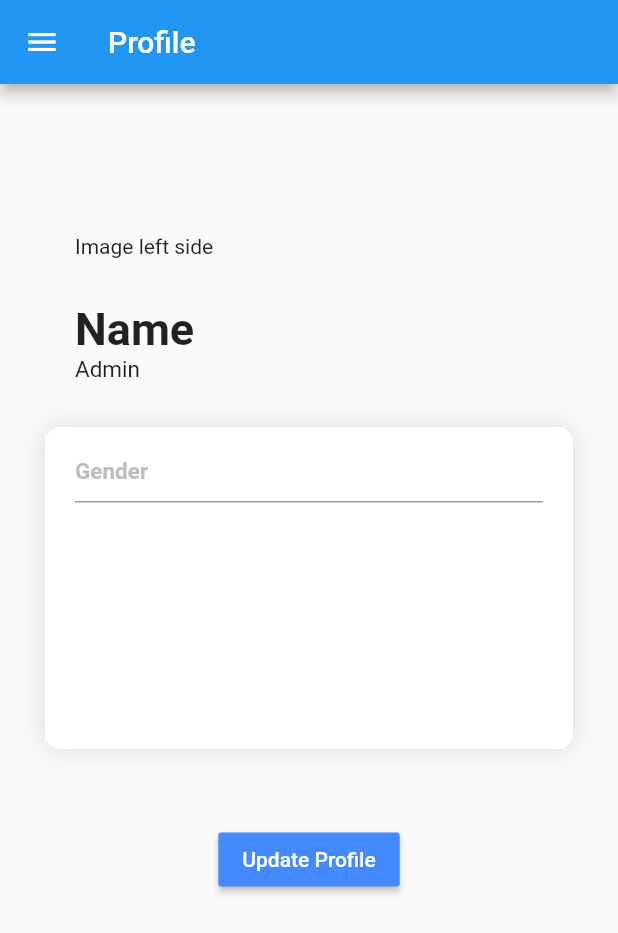
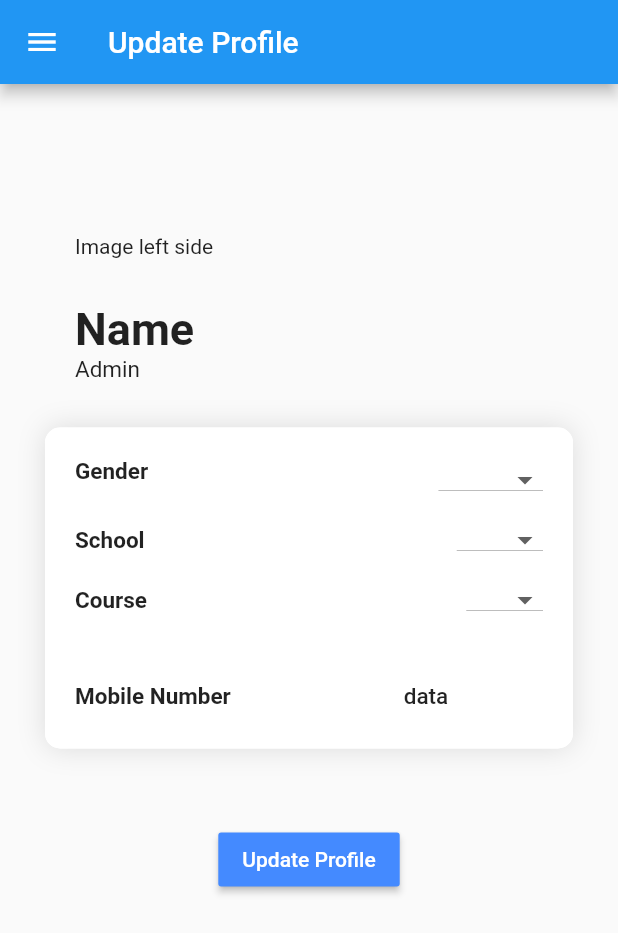
Before and after one commit to kheehing/sos_nyp_fypj_flutter, a Flutter app: the ProfilePage screen opened by its route, after a tap on "Update Profile", on a phone screen of 412 x 824 dp. Shown: the top 933 px of the screen. Run offline on Flutter 3.47's test engine with Material 2 defaults, Android fonts, the phone set to English and light mode, and no system bars; our stand-ins replace firebase_auth; accounts and stored records are empty; Roboto replaces fonts that are missing (black_label).

```diff
--- a/lib/pages/profile.dart
+++ b/lib/pages/profile.dart
@@ -20,7 +20,15 @@ class _ProfilePageState extends State<ProfilePage> {
         ),
         drawer: new MyDrawer(),
         body: Center(
-            child: Column(children: <Widget>[
+            child: Stack(
+          children: <Widget>[
+            Align(
+              alignment: Alignment(1, -0.2),
+              child: Icon(Icons.face,
+              size: 500,
+              color: Colors.grey,),
+            ),
+            Column(children: <Widget>[
               Container(
                 alignment: Alignment.centerLeft,
                 margin: EdgeInsets.fromLTRB(50, 100, 0, 0),
@@ -57,9 +65,6 @@ class _ProfilePageState extends State<ProfilePage> {
               ),
               Stack(
                 children: <Widget>[
-              new Container(
-                child:Icon(Icons.add)
-              ),
                   new Container(
                     padding: EdgeInsets.fromLTRB(0, 80, 0, 80),
                     margin: new EdgeInsets.fromLTRB(30, 30, 30, 50),
@@ -150,13 +155,9 @@ class _ProfilePageState extends State<ProfilePage> {
                                   ],
                                 )),
                           ],
-                    )
-                  ],
-                ),
-              ),
-            ],
                         ),
                         Container(
+                            margin: EdgeInsets.only(top: 50),
                             child: RaisedButton(
                               color: Colors.blueAccent,
                               child: Text('Update Profile',
@@ -164,9 +165,17 @@ class _ProfilePageState extends State<ProfilePage> {
                                     color: Colors.white,
                                   )),
                               onPressed: () {
-              Navigator.of(context).pushNamed('/UpdateProfile');
+                                Navigator.of(context)
+                                    .pushNamed('/UpdateProfile');
                               },
                             ))
-        ])));
+                      ],
+                    ),
+                  ),
+                ],
+              ),
+            ])
+          ],
+        )));
   }
 }
--- a/lib/pages/updateprofile.dart
+++ b/lib/pages/updateprofile.dart
@@ -17,17 +17,69 @@ class _UpdateProfilePageState extends State<UpdateProfilePage> {
   // TextEditingController _schoolController = new TextEditingController();
   // TextEditingController _courseController = new TextEditingController();
   // TextEditingController _mobileController = new TextEditingController();
+  String _gender, _school, _course;
 
-  String _validate(String value) {
-    if (value.isEmpty) {
-      return "";
-    } else
-      return null;
-  }
+  // String _validate(String value) {
+  //   if (value.isEmpty) {
+  //     return "";
+  //   } else
+  //     return null;
+  // }
 
   _updateProfile() {
     if (_formKey.currentState.validate()) {
       print('success');
+    }
+  }
+
+  _getCourse(var school) {
+    List<dynamic> array = [];
+    switch (school.toString()) {
+      case 'SIT':
+        array = ['ICT', 'BFT', 'BIA', 'CDF', 'DIS', 'DIT', 'DBI', 'DFI'];
+        return array;
+        break;
+      case 'SBM':
+        array = ['DAF', 'DBF', 'DBM', 'CBP', 'FBB', 'HTM', 'MMM', 'SWM'];
+        return array;
+        break;
+      case 'SCL':
+        array = ['BPT', 'CPT', 'FSN', 'DMC', 'DMB', 'DPS', 'CGT'];
+        return array;
+        break;
+      case 'SDN':
+        array = ['DID', 'DSD', 'DIA', 'DVC'];
+        return array;
+        break;
+      case 'SEG':
+        array = [
+          'CEP',
+          'AAT',
+          'DBE',
+          'ADM',
+          'ECE',
+          'EEE',
+          'DEB',
+          'IME',
+          'NMS',
+          'DRM',
+          'AEE',
+          'AMP',
+          'DPE',
+          'DES',
+          'MIT'
+        ];
+        return array;
+        break;
+      case 'SHS':
+        array = ['DIN', 'OHT', 'DSS'];
+        return array;
+        break;
+      case 'SIDM':
+        array = ['AVE', 'DGAD', 'GDT', 'DID', 'MGD'];
+        return array;
+        break;
+      default:
     }
   }
 
@@ -36,7 +88,7 @@ class _UpdateProfilePageState extends State<UpdateProfilePage> {
     return new Scaffold(
         resizeToAvoidBottomPadding: false,
         appBar: AppBar(
-          title: Text('Profile'),
+          title: Text('Update Profile'),
           leading: myLeading,
         ),
         drawer: new MyDrawer(),
@@ -114,85 +166,130 @@ class _UpdateProfilePageState extends State<UpdateProfilePage> {
                                           style: TextStyle(
                                               fontFamily: 'black_label',
                                               fontSize: 15,
-                                              color: Colors.grey.shade400,
                                               fontWeight: FontWeight.w600))),
                                   Container(
+                                      alignment: Alignment.centerRight,
                                       height: 30,
-                                      child: TextFormField(
-                                          validator: _validate,
-                                          textAlign: TextAlign.center,
-                                          autocorrect: false,
+                                      child: DropdownButton<String>(
+                                        value: _gender,
+                                        onChanged: (String newValue) {
+                                          setState(() {
+                                            _gender = newValue;
+                                          });
+                                        },
+                                        items: <String>['Male', 'Female']
+                                            .map<DropdownMenuItem<String>>(
+                                                (String value) {
+                                          return DropdownMenuItem<String>(
+                                              value: value, child: Text(value));
+                                        }).toList(),
+                                        style: new TextStyle(
+                                          inherit: false,
+                                          color: Colors.black,
+                                        ),
+                                      )),
+                                ])),
+                            Container(
+                                margin: EdgeInsets.fromLTRB(0, 40, 0, 0),
+                                padding: EdgeInsets.all(10),
+                                child: Row(children: <Widget>[
+                                  Expanded(
+                                      child: Text('School',
+                                          textAlign: TextAlign.left,
                                           style: TextStyle(
                                               fontFamily: 'black_label',
                                               fontSize: 15,
-
-                                              fontWeight: FontWeight.w500))),
+                                              fontWeight: FontWeight.w600))),
+                                  Container(
+                                      alignment: Alignment.centerRight,
+                                      height: 30,
+                                      child: DropdownButton<String>(
+                                        value: _school,
+                                        onChanged: (String newValue) {
+                                          setState(() {
+                                            _school = newValue;
+                                          });
+                                        },
+                                        items: <String>[
+                                          'SIT',
+                                          'SBM',
+                                          'SDN',
+                                          'SCL',
+                                          'SEG',
+                                          'SHS',
+                                          'SIDM'
+                                        ].map<DropdownMenuItem<String>>(
+                                            (String value) {
+                                          return DropdownMenuItem<String>(
+                                              value: value, child: Text(value));
+                                        }).toList(),
+                                        style: new TextStyle(
+                                          inherit: false,
+                                          color: Colors.black,
+                                        ),
+                                      )),
                                 ])),
-                            // Container(
-                            //     margin: EdgeInsets.fromLTRB(0, 50, 0, 0),
-                            //     padding: EdgeInsets.all(10),
-                            //     child: Row(children: <Widget>[
-                            //       Expanded(
-                            //           child: Text('School',
-                            //               textAlign: TextAlign.left,
-                            //               style: TextStyle(
-                            //                   fontFamily: 'black_label',
-                            //                   fontSize: 15,
-                            //                   fontWeight: FontWeight.w600))),
-                            //       Expanded(
-                            //           child: TextField(
-                            //               textAlign: TextAlign.center,
-                            //               style: TextStyle(
-                            //                   fontFamily: 'black_label',
-                            //                   fontSize: 15,
-                            //                   fontWeight: FontWeight.w500))),
-                            //     ])),
-                            // Container(
-                            //     margin: EdgeInsets.fromLTRB(0, 100, 0, 0),
-                            //     padding: EdgeInsets.all(10),
-                            //     child: Row(
-                            //       children: <Widget>[
-                            //         Expanded(
-                            //             child: Text(
-                            //           'Course',
-                            //           textAlign: TextAlign.left,
-                            //           style: TextStyle(
-                            //               fontFamily: 'black_label',
-                            //               fontSize: 15,
-                            //               fontWeight: FontWeight.w600),
-                            //         )),
-                            //         Expanded(
-                            //             child: Text('data',
-                            //                 textAlign: TextAlign.center,
-                            //                 style: TextStyle(
-                            //                     fontFamily: 'black_label',
-                            //                     fontSize: 15,
-                            //                     fontWeight: FontWeight.w500))),
-                            //       ],
-                            //     )),
-                            // Container(
-                            //     margin: EdgeInsets.fromLTRB(0, 150, 0, 0),
-                            //     padding: EdgeInsets.all(10),
-                            //     child: Row(
-                            //       children: <Widget>[
-                            //         Expanded(
-                            //             child: Text(
-                            //           'Mobile Number',
-                            //           textAlign: TextAlign.left,
-                            //           style: TextStyle(
-                            //               fontFamily: 'black_label',
-                            //               fontSize: 15,
-                            //               fontWeight: FontWeight.w600),
-                            //         )),
-                            //         Expanded(
-                            //             child: Text('data',
-                            //                 textAlign: TextAlign.center,
-                            //                 style: TextStyle(
-                            //                     fontFamily: 'black_label',
-                            //                     fontSize: 15,
-                            //                     fontWeight: FontWeight.w500))),
-                            //       ],
-                            //     )),
+                            Container(
+                                margin: EdgeInsets.fromLTRB(0, 80, 0, 0),
+                                padding: EdgeInsets.all(10),
+                                child: Row(
+                                  children: <Widget>[
+                                    Expanded(
+                                        child: Text(
+                                      'Course',
+                                      textAlign: TextAlign.left,
+                                      style: TextStyle(
+                                          fontFamily: 'black_label',
+                                          fontSize: 15,
+                                          fontWeight: FontWeight.w600),
+                                    )),
+                                    Container(
+                                        alignment: Alignment.centerRight,
+                                        height: 30,
+                                        child: DropdownButton<String>(
+                                          value: _course,
+                                          onChanged: (String newValue) {
+                                            setState(() {
+                                              _course = newValue;
+                                            });
+                                          },
+                                          items: <String>['fss','sgfs']
+                                              .map<DropdownMenuItem<String>>(
+                                                  (String value) {
+                                            return DropdownMenuItem<String>(
+                                                value: value,
+                                                child: Text(value));
+                                          }).toList(),
+                                          style: new TextStyle(
+                                            inherit: false,
+                                            color: Colors.black,
+                                          ),
+                                        )),
+                                  ],
+                                )),
+                            Container(
+                                margin: EdgeInsets.fromLTRB(0, 150, 0, 0),
+                                padding: EdgeInsets.all(10),
+                                child: Row(
+                                  children: <Widget>[
+                                    Expanded(
+                                        child: Text(
+                                      'Mobile Number',
+                                      textAlign: TextAlign.left,
+                                      style: TextStyle(
+                                          fontFamily: 'black_label',
+                                          fontSize: 15,
+                                          fontWeight: FontWeight.w600),
+                                    )),
+                                    Expanded(
+                                        child: Text('data',
+                                            textAlign: TextAlign.center,
+                                            style: TextStyle(
+                                                fontFamily: 'black_label',
+                                                fontSize: 15,
+                                                fontWeight: FontWeight.w500))),
+                                  ],
+                                )),
                           ],
                         )
                       ],
```
Lines whose indentation alone changed are shown as unchanged.
